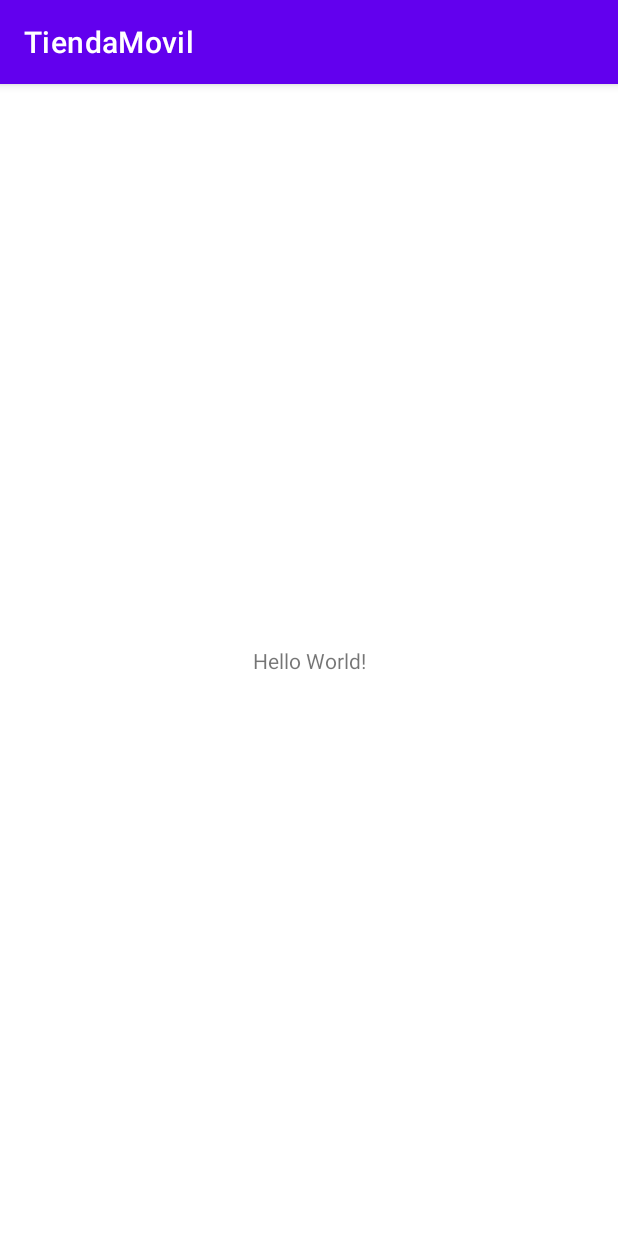
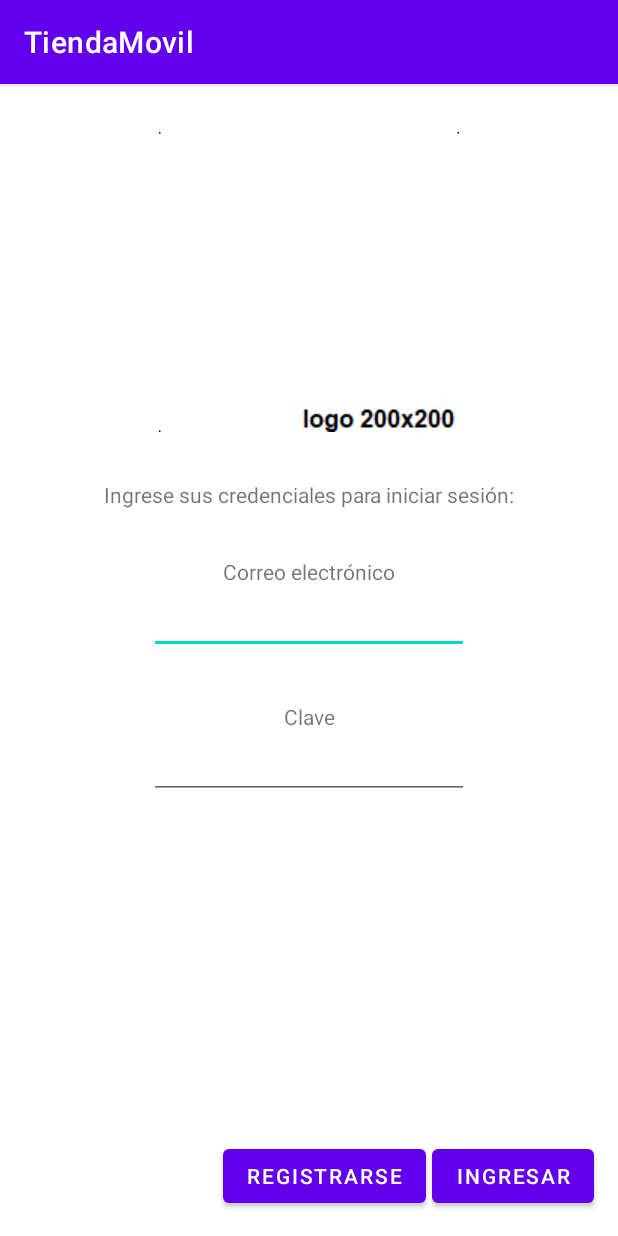
Before and after one commit to Arezlon/S-2021-APP-Tienda-Movil, an Android app: the screen it shows after launch (MainActivity), on a phone screen of 412 x 824 dp. Run offline under Robolectric (Android 15) with nearby library versions, the light colour scheme and no system bars.

Commit message:
(APP/API) Login usuarios y tema oscuro

```diff
--- a/app/app/src/main/AndroidManifest.xml
+++ b/app/app/src/main/AndroidManifest.xml
@@ -2,13 +2,15 @@
 <manifest xmlns:android="http://schemas.android.com/apk/res/android"
     package="com.spartano.tiendamovil">
 
+    <uses-permission android:name="android.permission.INTERNET"/>
     <application
         android:allowBackup="true"
         android:icon="@mipmap/ic_launcher"
         android:label="@string/app_name"
         android:roundIcon="@mipmap/ic_launcher_round"
         android:supportsRtl="true"
-        android:theme="@style/Theme.TiendaMovil">
+        android:theme="@style/Theme.TiendaMovil"
+        android:usesCleartextTraffic="true">
         <activity android:name=".MainActivity">
             <intent-filter>
                 <action android:name="android.intent.action.MAIN" />
--- a/app/app/src/main/java/com/spartano/tiendamovil/MainActivity.java
+++ b/app/app/src/main/java/com/spartano/tiendamovil/MainActivity.java
@@ -1,14 +1,85 @@
 package com.spartano.tiendamovil;
 
+import androidx.appcompat.app.AlertDialog;
 import androidx.appcompat.app.AppCompatActivity;
+import androidx.appcompat.app.AppCompatDelegate;
+import androidx.lifecycle.Observer;
+import androidx.lifecycle.ViewModelProvider;
 
+import android.content.DialogInterface;
+import android.content.Intent;
 import android.os.Bundle;
+import android.util.Log;
+import android.view.View;
+import android.widget.Button;
+import android.widget.EditText;
 
 public class MainActivity extends AppCompatActivity {
+    private MainActivityViewModel viewModel;
+    private EditText etMail, etClave;
+    private Button btIngresar, btRegistrarse;
 
     @Override
     protected void onCreate(Bundle savedInstanceState) {
         super.onCreate(savedInstanceState);
+
+        AppCompatDelegate.setDefaultNightMode(AppCompatDelegate.MODE_NIGHT_NO);
         setContentView(R.layout.activity_main);
+
+        viewModel = ViewModelProvider
+                .AndroidViewModelFactory
+                .getInstance(getApplication())
+                .create(MainActivityViewModel.class);
+        inicializarVista();
+
+        viewModel.getMensajeMutable().observe(this, new Observer<String>() {
+            @Override
+            public void onChanged(String s) {
+                new AlertDialog.Builder(MainActivity.this)
+                        .setTitle("Error")
+                        .setMessage(s)
+                        .setPositiveButton("Ok", new DialogInterface.OnClickListener() {
+                            @Override
+                            public void onClick(DialogInterface dialog, int which) {
+
+                            }
+                        }).show();
+            }
+        });
+
+        viewModel.getResultadoMutable().observe(this, new Observer<Boolean>() {
+            @Override
+            public void onChanged(Boolean ok) {
+                if (ok){
+                    Log.d("salida","login correcto");
+                    //startActivity(new Intent(getApplicationContext(), MenuNavegacion.class));
+                }
+            }
+        });
+
+    }
+
+    private void inicializarVista() {
+        etMail = findViewById(R.id.etMail);
+        etClave = findViewById(R.id.etClave);
+        btIngresar = findViewById(R.id.btIngresar);
+        btRegistrarse = findViewById(R.id.btRegistrarse);
+
+        btIngresar.setOnClickListener(new View.OnClickListener() {
+            @Override
+            public void onClick(View view) {
+                viewModel.verificarDatos(
+                        etMail.getText().toString(),
+                        etClave.getText().toString()
+                );
+            }
+        });
+
+        btRegistrarse.setOnClickListener(new View.OnClickListener() {
+            @Override
+            public void onClick(View view) {
+                Log.d("Salida","ir al registro");
+            }
+        });
     }
 }
--- /dev/null
+++ b/app/app/src/main/java/com/spartano/tiendamovil/MainActivityViewModel.java
@@ -0,0 +1,73 @@
+package com.spartano.tiendamovil;
+
+import android.app.Application;
+import android.content.SharedPreferences;
+import android.util.Log;
+import androidx.annotation.NonNull;
+import androidx.lifecycle.AndroidViewModel;
+import androidx.lifecycle.LiveData;
+import androidx.lifecycle.MutableLiveData;
+
+import com.spartano.tiendamovil.model.LoginRequest;
+import com.spartano.tiendamovil.model.LoginResponse;
+import com.spartano.tiendamovil.model.Usuario;
+import com.spartano.tiendamovil.request.ApiClient;
+
+import retrofit2.Call;
+import retrofit2.Callback;
+import retrofit2.Response;
+
+public class MainActivityViewModel extends AndroidViewModel {
+    private MutableLiveData<String> mensajeMutable;
+    private MutableLiveData<Boolean> resultadoMutable;
+    private SharedPreferences preferences;
+
+    public LiveData<String> getMensajeMutable(){
+        if (mensajeMutable == null)
+            mensajeMutable = new MutableLiveData<>();
+        return mensajeMutable;
+    }
+
+    public LiveData<Boolean> getResultadoMutable(){
+        if (resultadoMutable == null)
+            resultadoMutable = new MutableLiveData<>();
+        return resultadoMutable;
+    }
+
+    public MainActivityViewModel(@NonNull Application app){
+        super(app);
+        preferences = app.getApplicationContext().getSharedPreferences("data.dat", 0);
+    }
+
+    public void verificarDatos(String mail, String clave){
+        if (mail != null && clave != null && clave.length() > 0 && mail.length() > 0){
+            Call<LoginResponse> resAsync = ApiClient.getRetrofit().login(new LoginRequest(mail, clave));
+            resAsync.enqueue(new Callback<LoginResponse>() {
+                @Override
+                public void onResponse(Call<LoginResponse> call, Response<LoginResponse> response) {
+                    if (response.isSuccessful()){
+                        Usuario u = response.body().getUsuario();
+                        if (u != null){
+                            resultadoMutable.setValue(true);
+                            String token = response.body().getToken();
+                            preferences.edit().putString("token", "Bearer " + token).apply();
+                        } else {
+                            mensajeMutable.setValue("Error desconocido");
+                        }
+                    }else {
+                        mensajeMutable.setValue("Error de validación");
+                    }
+                    Log.d("salida", "Login: "+response.message());
+                }
+
+                @Override
+                public void onFailure(Call<LoginResponse> call, Throwable t) {
+                    Log.d("salida", t.getMessage());
+                    mensajeMutable.setValue("Error de conexión");
+                }
+            });
+        } else {
+            mensajeMutable.setValue("Datos insuficientes");
+        }
+    }
+}
--- a/app/app/src/main/res/layout/activity_main.xml
+++ b/app/app/src/main/res/layout/activity_main.xml
@@ -7,12 +7,83 @@
     tools:context=".MainActivity">
 
     <TextView
+        android:id="@+id/textView3"
         android:layout_width="wrap_content"
         android:layout_height="wrap_content"
-        android:text="Hello World!"
+        android:layout_marginTop="32dp"
+        android:text="Ingrese sus credenciales para iniciar sesión:"
+        app:layout_constraintEnd_toEndOf="parent"
+        app:layout_constraintStart_toStartOf="parent"
+        app:layout_constraintTop_toBottomOf="@+id/imageView" />
+
+    <Button
+        android:id="@+id/btRegistrarse"
+        android:layout_width="wrap_content"
+        android:layout_height="wrap_content"
+        android:layout_marginEnd="4dp"
+        android:layout_marginBottom="16dp"
+        android:text="Registrarse"
         app:layout_constraintBottom_toBottomOf="parent"
-        app:layout_constraintLeft_toLeftOf="parent"
-        app:layout_constraintRight_toRightOf="parent"
-        app:layout_constraintTop_toTopOf="parent" />
+        app:layout_constraintEnd_toStartOf="@+id/btIngresar" />
+
+    <Button
+        android:id="@+id/btIngresar"
+        android:layout_width="wrap_content"
+        android:layout_height="wrap_content"
+        android:layout_marginEnd="16dp"
+        android:layout_marginBottom="16dp"
+        android:text="Ingresar"
+        app:layout_constraintBottom_toBottomOf="parent"
+        app:layout_constraintEnd_toEndOf="parent" />
+
+    <TextView
+        android:id="@+id/textView"
+        android:layout_width="wrap_content"
+        android:layout_height="wrap_content"
+        android:layout_marginTop="32dp"
+        android:text="Correo electrónico"
+        app:layout_constraintEnd_toEndOf="parent"
+        app:layout_constraintStart_toStartOf="parent"
+        app:layout_constraintTop_toBottomOf="@+id/textView3" />
+
+    <EditText
+        android:id="@+id/etMail"
+        android:layout_width="wrap_content"
+        android:layout_height="wrap_content"
+        android:ems="10"
+        android:inputType="textPersonName"
+        app:layout_constraintEnd_toEndOf="parent"
+        app:layout_constraintStart_toStartOf="parent"
+        app:layout_constraintTop_toBottomOf="@+id/textView" />
+
+    <TextView
+        android:id="@+id/textView2"
+        android:layout_width="wrap_content"
+        android:layout_height="wrap_content"
+        android:layout_marginTop="32dp"
+        android:text="Clave"
+        app:layout_constraintEnd_toEndOf="parent"
+        app:layout_constraintStart_toStartOf="parent"
+        app:layout_constraintTop_toBottomOf="@+id/etMail" />
+
+    <EditText
+        android:id="@+id/etClave"
+        android:layout_width="wrap_content"
+        android:layout_height="wrap_content"
+        android:ems="10"
+        android:inputType="textPassword"
+        app:layout_constraintEnd_toEndOf="parent"
+        app:layout_constraintStart_toStartOf="parent"
+        app:layout_constraintTop_toBottomOf="@+id/textView2" />
+
+    <ImageView
+        android:id="@+id/imageView"
+        android:layout_width="wrap_content"
+        android:layout_height="wrap_content"
+        android:layout_marginTop="32dp"
+        app:layout_constraintEnd_toEndOf="parent"
+        app:layout_constraintStart_toStartOf="parent"
+        app:layout_constraintTop_toTopOf="parent"
+        app:srcCompat="@drawable/logo" />
 
 </androidx.constraintlayout.widget.ConstraintLayout>
--- a/app/app/src/main/res/values-night/themes.xml
+++ b/app/app/src/main/res/values-night/themes.xml
@@ -2,15 +2,16 @@
     <!-- Base application theme. -->
     <style name="Theme.TiendaMovil" parent="Theme.MaterialComponents.DayNight.DarkActionBar">
         <!-- Primary brand color. -->
-        <item name="colorPrimary">@color/purple_200</item>
+        <item name="colorPrimary">@color/purple_500</item>
         <item name="colorPrimaryVariant">@color/purple_700</item>
-        <item name="colorOnPrimary">@color/black</item>
+        <item name="colorOnPrimary">@color/white</item>
         <!-- Secondary brand color. -->
         <item name="colorSecondary">@color/teal_200</item>
-        <item name="colorSecondaryVariant">@color/teal_200</item>
+        <item name="colorSecondaryVariant">@color/teal_700</item>
         <item name="colorOnSecondary">@color/black</item>
         <!-- Status bar color. -->
         <item name="android:statusBarColor" tools:targetApi="l">?attr/colorPrimaryVariant</item>
+        <item name="android:windowBackground">@color/white</item>
         <!-- Customize your theme here. -->
     </style>
 </resources>
```
Also changed, not shown: app/app/src/main/java/com/spartano/tiendamovil/model/LoginRequest.java (added, +30 -0 lines), app/app/src/main/java/com/spartano/tiendamovil/model/LoginResponse.java (added, +41 -0 lines), app/app/src/main/java/com/spartano/tiendamovil/request/ApiClient.java (+10 -4 lines), app/app/src/main/res/drawable/logo.png (added), 2 other files.
